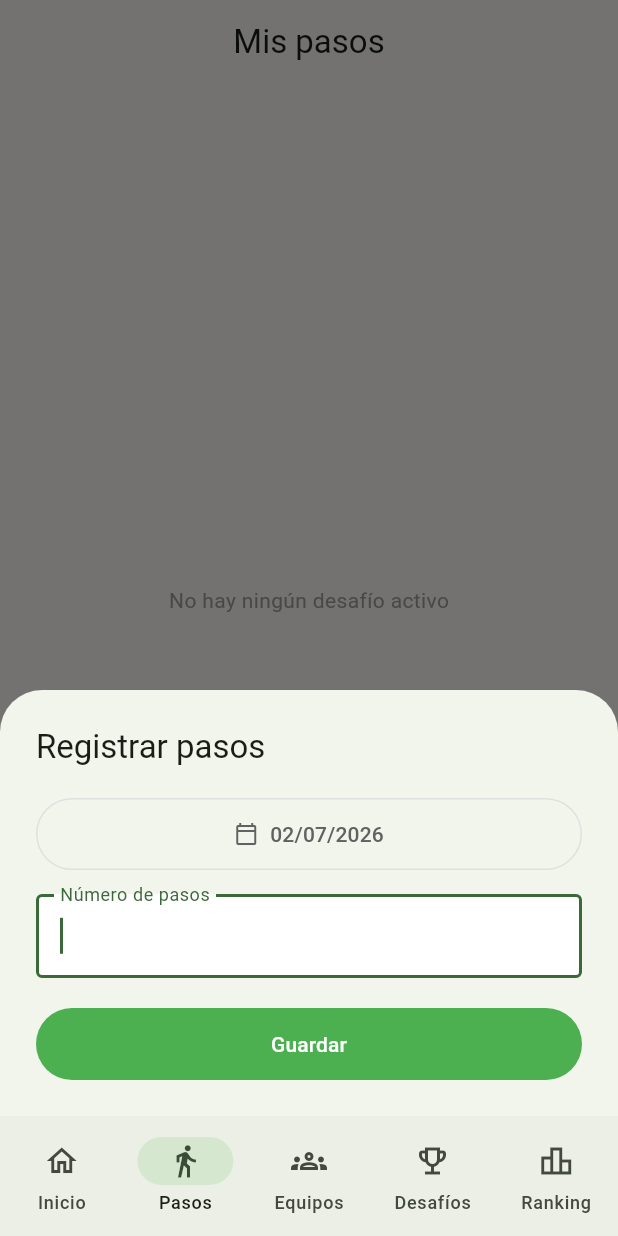
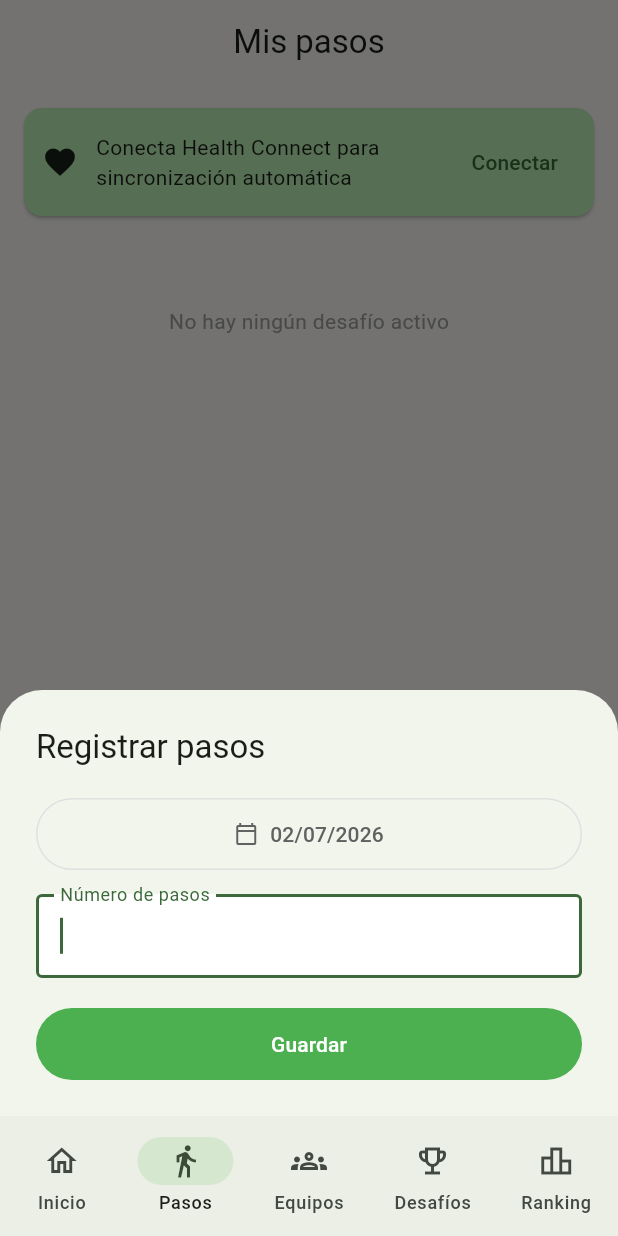
Before and after one commit to juan2cruz/HealthyWalky-, a Flutter app: the StepsScreen screen opened by its route, after a tap on the "add" icon, on a phone screen of 412 x 824 dp. Run offline on Flutter 3.47's test engine with Material 3 defaults, Android fonts, the phone set to English and light mode, and no system bars; our stand-ins replace flutter_dotenv, flutter_riverpod, go_router, supabase_flutter; missing offline and left inert: health; accounts and stored records are empty; network calls fail; statements that could not run were skipped.

Commit message:
feat: request Health permission without an active challenge
The Health Connect banner now also renders when no challenge is active,
so users can grant the permission before the competition starts.
_initHealth no longer fails silently: errors surface in an inline card
and the banner label says Health Connect (what actually opens) instead
of Google Fit. Bumps version to 1.0.3+4.

Co-Authored-By: Claude Fable 5 <noreply@anthropic.com>

```diff
--- a/lib/features/steps/screens/steps_screen.dart
+++ b/lib/features/steps/screens/steps_screen.dart
@@ -21,6 +21,7 @@ class _StepsScreenState extends ConsumerState<StepsScreen> {
   bool _healthChecked = false;
   bool _syncing = false;
   final bool _requestingPermission = false;
+  String? _healthError;
 
   @override
   void initState() {
@@ -33,14 +34,19 @@ class _StepsScreenState extends ConsumerState<StepsScreen> {
       setState(() => _healthChecked = true);
       return;
     }
+    try {
       await Health().configure();
       final authorized =
           await Health().hasPermissions([HealthDataType.STEPS]) ?? false;
-    setState(() {
-      _healthAuthorized = authorized;
-      _healthChecked = true;
-    });
+      if (mounted) setState(() => _healthAuthorized = authorized);
       if (authorized) _syncHealth();
+    } catch (e) {
+      // Health Connect unavailable or plugin failure: surface it instead of
+      // silently hiding the connect banner forever.
+      if (mounted) setState(() => _healthError = '$e');
+    } finally {
+      if (mounted) setState(() => _healthChecked = true);
+    }
   }
 
   Future<void> _requestHealthPermission() async {
@@ -196,9 +202,24 @@ class _StepsScreenState extends ConsumerState<StepsScreen> {
         error: (e, _) => Center(child: Text('Error: $e')),
         data: (challenge) {
           if (challenge == null) {
-            return const Center(
+            // No active challenge: still let the user connect Health so the
+            // permission is already granted when the competition starts.
+            return ListView(
+              padding: const EdgeInsets.all(16),
+              children: [
+                if (_healthChecked && _isMobile && !_healthAuthorized)
+                  _HealthBanner(
+                    onConnect: _requestingPermission
+                        ? null
+                        : _requestHealthPermission,
+                  ),
+                if (_healthError != null) _HealthErrorCard(_healthError!),
+                const SizedBox(height: 48),
+                const Center(
                   child: Text('No hay ningún desafío activo',
                       style: TextStyle(color: Colors.grey)),
+                ),
+              ],
             );
           }
 
@@ -223,6 +244,7 @@ class _StepsScreenState extends ConsumerState<StepsScreen> {
                         ? null
                         : _requestHealthPermission,
                   ),
+                if (_healthError != null) _HealthErrorCard(_healthError!),
 
                 // ── Conflicts banner ───────────────────────────────
                 if (conflicts.isNotEmpty)
@@ -355,7 +377,7 @@ class _HealthBanner extends StatelessWidget {
 
   @override
   Widget build(BuildContext context) {
-    final label = Platform.isAndroid ? 'Google Fit' : 'Apple Health';
+    final label = Platform.isAndroid ? 'Health Connect' : 'Apple Health';
     return Card(
       color: Theme.of(context).colorScheme.primaryContainer,
       margin: const EdgeInsets.only(bottom: 12),
@@ -377,6 +399,34 @@ class _HealthBanner extends StatelessWidget {
                       child: CircularProgressIndicator(strokeWidth: 2),
                     )
                   : const Text('Conectar'),
+            ),
+          ],
+        ),
+      ),
+    );
+  }
+}
+
+class _HealthErrorCard extends StatelessWidget {
+  final String message;
+  const _HealthErrorCard(this.message);
+
+  @override
+  Widget build(BuildContext context) {
+    return Card(
+      color: Theme.of(context).colorScheme.errorContainer,
+      margin: const EdgeInsets.only(bottom: 12),
+      child: Padding(
+        padding: const EdgeInsets.all(12),
+        child: Row(
+          children: [
+            const Icon(Icons.error_outline),
+            const SizedBox(width: 12),
+            Expanded(
+              child: Text(
+                'No se pudo comprobar Health Connect: $message',
+                style: const TextStyle(fontSize: 12),
+              ),
             ),
           ],
         ),
--- a/pubspec.yaml
+++ b/pubspec.yaml
@@ -2,7 +2,7 @@ name: healthywalky
 description: "HealthyWalky — corporate team step-ranking platform."
 publish_to: 'none'
 
-version: 1.0.2+3
+version: 1.0.3+4
 
 environment:
   sdk: ^3.12.2
```
Lines whose indentation alone changed are shown as unchanged.
